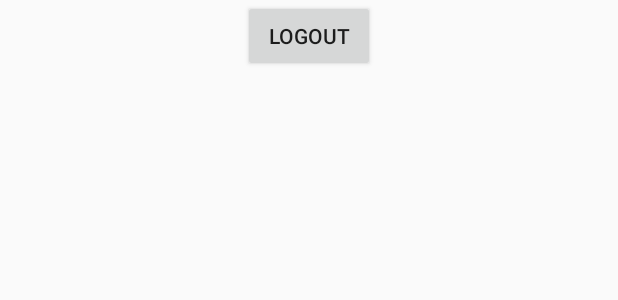
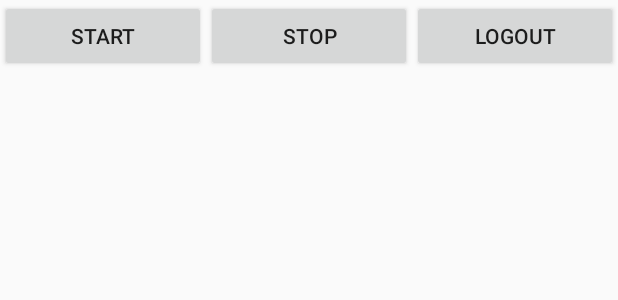
Before and after one commit to pahan112/TestProject, an Android app: the layout activity_main.xml on its own in the app's theme, with its tools: preview values and no code run, on a phone screen of 412 x 824 dp. Shown: the top 300 px of the screen. Run offline under Robolectric (Android 15) with nearby library versions, the phone set to English and light mode, and no system bars.

Commit message:
add fragment

```diff
--- a/app/src/main/res/layout/activity_main.xml
+++ b/app/src/main/res/layout/activity_main.xml
@@ -5,11 +5,40 @@
     android:layout_height="match_parent"
     tools:context="papka.pahan.testproject.activity.MainActivity">
 
-    <Button
-        android:id="@+id/bt_log_out"
-        android:layout_width="wrap_content"
-        android:layout_centerHorizontal="true"
+    <LinearLayout
+        android:id="@+id/ll_panel"
+        android:layout_width="match_parent"
         android:layout_height="wrap_content"
-        android:text="@string/log_out" />
+        android:orientation="horizontal">
+
+        <Button
+            android:id="@+id/bt_start"
+            android:layout_width="wrap_content"
+            android:layout_height="wrap_content"
+            android:layout_weight="1"
+            android:text="@string/start" />
+
+        <Button
+            android:id="@+id/bt_stop"
+            android:layout_width="wrap_content"
+            android:layout_height="wrap_content"
+            android:layout_weight="1"
+            android:text="@string/stop" />
+
+        <Button
+            android:id="@+id/bt_log_out"
+            android:layout_width="wrap_content"
+            android:layout_height="wrap_content"
+            android:layout_weight="1"
+            android:text="@string/log_out" />
+    </LinearLayout>
+
+    <FrameLayout
+        android:id="@+id/fragment_container"
+        android:layout_width="match_parent"
+        android:layout_height="match_parent"
+        android:layout_below="@+id/ll_panel">
+    </FrameLayout>
+
 
 </RelativeLayout>
--- /dev/null
+++ b/app/src/main/res/layout/schedule_fragment.xml
@@ -0,0 +1,6 @@
+<?xml version="1.0" encoding="utf-8"?>
+<LinearLayout xmlns:android="http://schemas.android.com/apk/res/android"
+    android:orientation="vertical" android:layout_width="match_parent"
+    android:layout_height="match_parent">
+
+</LinearLayout>
--- a/app/src/main/res/values/strings.xml
+++ b/app/src/main/res/values/strings.xml
@@ -4,4 +4,7 @@
     <string name="eror_log_in">Выберите акаунт</string>
     <string name="eror_log_out">Ошыбка выхода</string>
     <string name="log_out">Logout</string>
+    <string name="start">Start</string>
+    <string name="stop">Stop</string>
+    <string name="eror_connect">Ошибка соеденения</string>
 </resources>
```
Also changed, not shown: app/src/main/java/papka/pahan/testproject/activity/LoginActivity.java (+4 -4 lines), app/src/main/java/papka/pahan/testproject/activity/MainActivity.java (+16 -7 lines), app/src/main/java/papka/pahan/testproject/fragment/ListFragment.java (added, +28 -0 lines), app/src/main/java/papka/pahan/testproject/fragment/ScheduleFragment.java (added, +27 -0 lines), app/src/main/res/layout/list_fragment.xml (added, +8 -0 lines).
